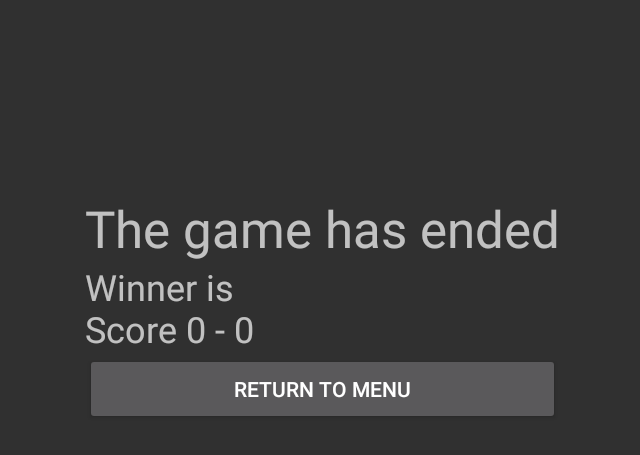
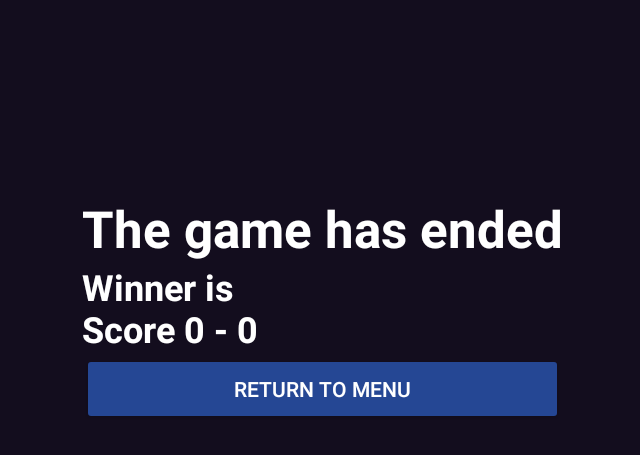
Before and after one commit to koonwen/Foosball, an Android app: the EndGameActivity screen opened directly, with no data from a screen before it, on a phone screen of 824 x 412 dp (held sideways). Shown: the top 455 px of the screen, without its empty margins (296-936 px from the left). Run offline under Robolectric (Android 15) with nearby library versions, the phone set to English and light mode, and no system bars.

Commit message:
Change background and text colour for end game screen

```diff
--- a/app/src/main/res/layout/activity_end_game.xml
+++ b/app/src/main/res/layout/activity_end_game.xml
@@ -4,6 +4,7 @@
     xmlns:tools="http://schemas.android.com/tools"
     android:layout_width="match_parent"
     android:layout_height="match_parent"
+    android:background="#130d1e"
     tools:context=".EndGameActivity">
 
     <LinearLayout
@@ -20,19 +21,24 @@
             android:layout_width="wrap_content"
             android:layout_height="wrap_content"
             android:text="The game has ended"
-            android:textSize="34sp" />
+            android:textColor="#FFFFFF"
+            android:textSize="34sp"
+            android:textStyle="bold" />
 
         <TextView
             android:id="@+id/scoreTextView"
             android:layout_width="match_parent"
             android:layout_height="wrap_content"
             android:text="Score:"
-            android:textSize="24sp" />
+            android:textColor="#FFFFFF"
+            android:textSize="24sp"
+            android:textStyle="bold" />
 
         <Button
             android:id="@+id/returnMenuButton"
             android:layout_width="match_parent"
             android:layout_height="wrap_content"
+            android:backgroundTint="#254794"
             android:text="Return To Menu" />
 
     </LinearLayout>
```
